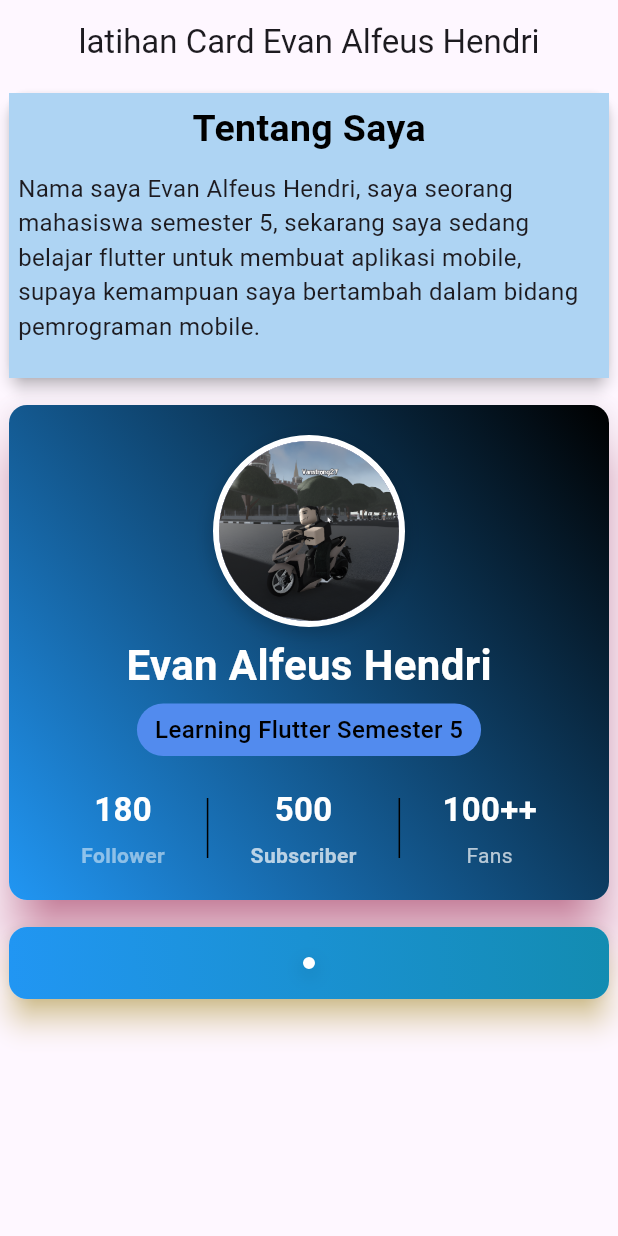
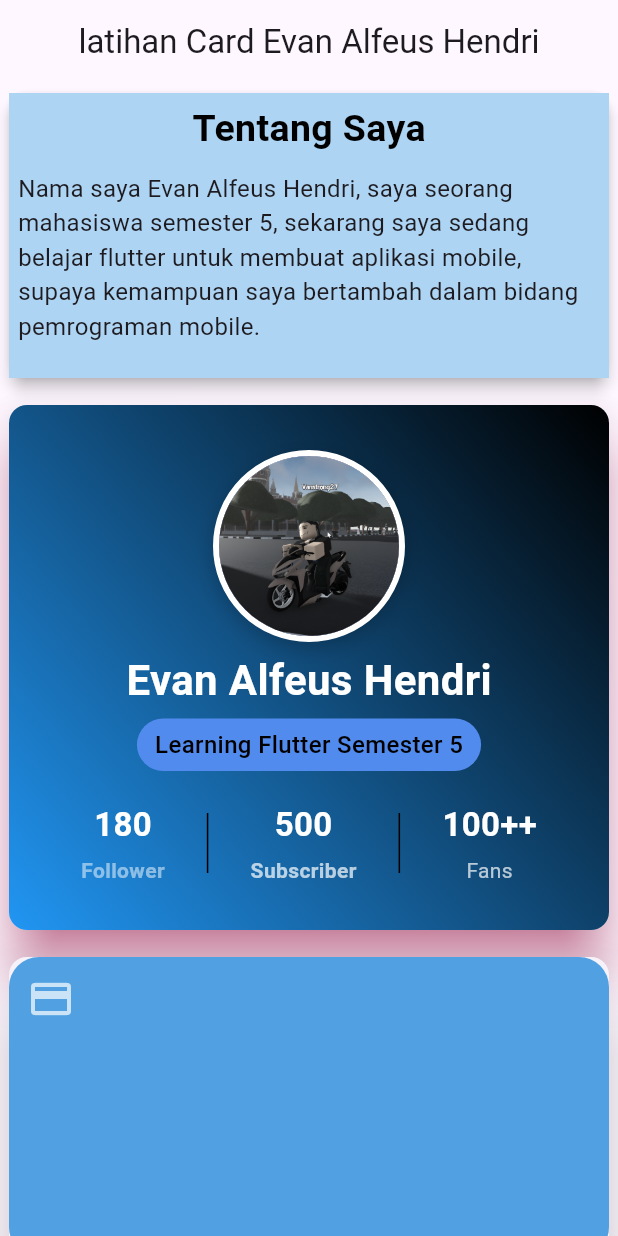
Before and after one commit to vanstrong4/latihan_week_8, a Flutter app: the screen it shows after launch, on a phone screen of 412 x 824 dp. Run offline on Flutter 3.47's test engine with Material 3 defaults, Android fonts, the phone set to English and light mode, and no system bars.

Commit message:
menambahkan logo credit card

```diff
--- a/lib/pages/latihan_card_s2.dart
+++ b/lib/pages/latihan_card_s2.dart
@@ -57,6 +57,8 @@ class MyVan extends StatelessWidget {
                       //contoh memotong gradient melengkung
                       clipBehavior: Clip.antiAlias,
                       child: Container(
+                        height: 350,
+                        width: 500,
                         decoration: const BoxDecoration(
                           gradient: LinearGradient(
                             colors: [Colors.black, Colors.blue],
@@ -202,44 +204,38 @@ class MyVan extends StatelessWidget {
                       ),
                     ),
                     SizedBox(height: 10),
+
                     Card(
-                      elevation: 8,
-                      shadowColor: Colors.amberAccent,
-                      clipBehavior: Clip.antiAlias,
-                      child: Container(
-                        decoration: const BoxDecoration(
-                          gradient: LinearGradient(
-                            colors: [Color.fromARGB(255, 19, 140, 177), Colors.blue],
-                            begin: Alignment.topRight,
-                            end: Alignment.bottomLeft,
+                      elevation:20,
+                      child: Column(
+                        children: [
+                          Container(
+                            height:200,
+                            width: 500,
+                            decoration: BoxDecoration(
+                              color: const Color.fromARGB(255, 81, 161, 226),
+                              borderRadius: BorderRadius.circular(20),
                           ),
-                        ),
-
-                        child: Padding(
-                          padding: const EdgeInsets.all(20),
                           child: Column(
-                            mainAxisAlignment: MainAxisAlignment.spaceBetween,
+                            crossAxisAlignment: CrossAxisAlignment.start,
                             children: [
-                              Container(
-                                decoration: BoxDecoration(
-                                  shape: BoxShape.circle,
-                                  border: Border.all(
-                                    color: Colors.white,
-                                    width: 4.0,
-                                  ),
-                                  boxShadow: [
-                                    BoxShadow(
-                                      color: Colors.black.withValues(alpha:0.2),
-                                      blurRadius: 10,
-                                      offset: Offset(0, 4),
-                                    ),
-                                  ]
-                                ),
-                              )
+                              Padding(
+                                padding: const EdgeInsets.all(12.0),
+                                child: Align(
+                                  alignment: Alignment.topCenter,
+                                  child: Row(
+                                    mainAxisAlignment: MainAxisAlignment.spaceBetween,
+                                    children: [
+                                      Icon(Icons.credit_card, color: Colors.white70, size: 32),
+                                    ]
+                                  )
+                                )
+                              ),
                             ],
                           ),
-                        ),
-                      ),
+                          ),
+                        ],
+                      )
                     )
                   ],
                 ),
```
